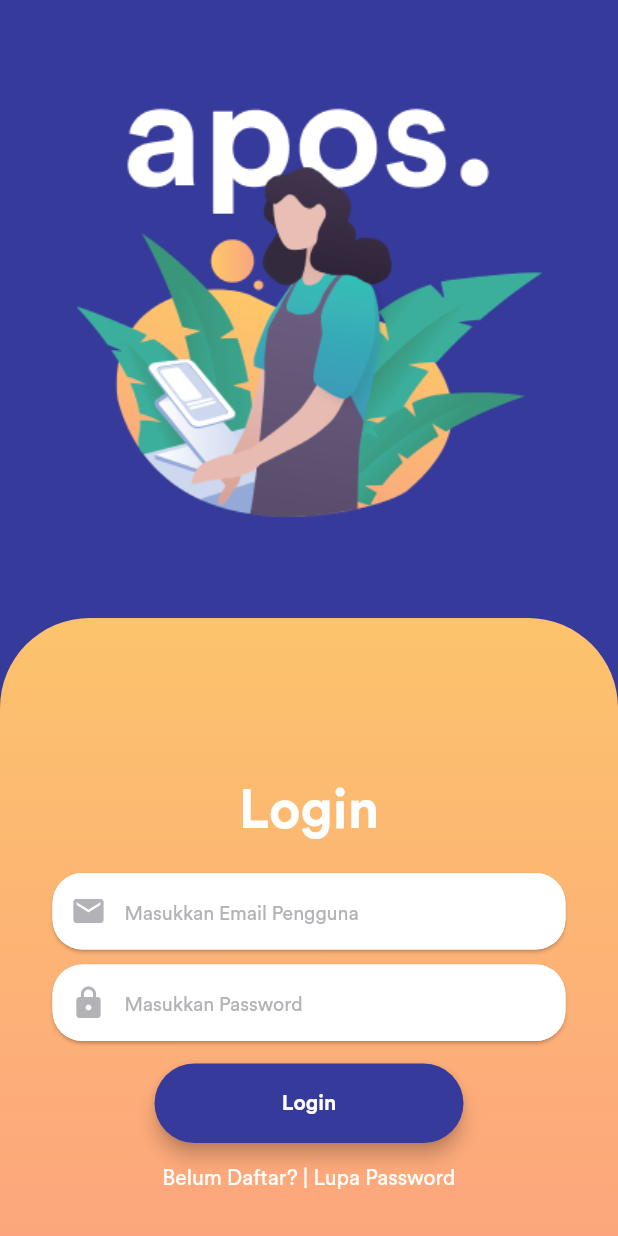
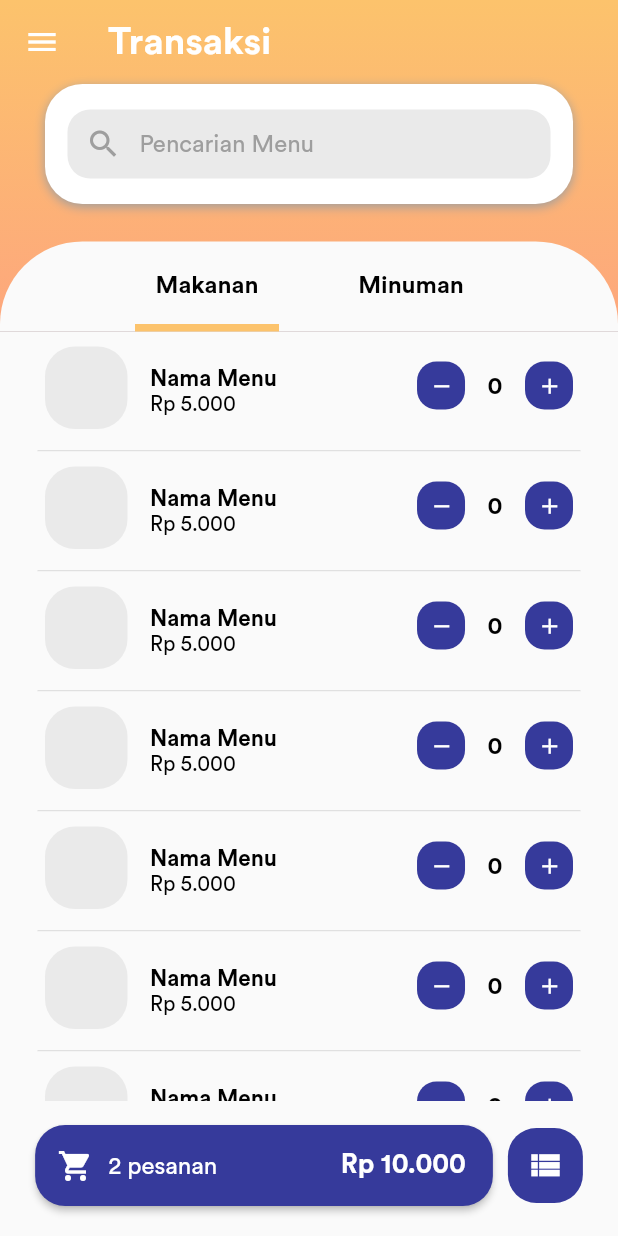
Before and after one commit to KevinSyauqi/apos, a Flutter app: the screen it shows after launch, after a tap on "Login", on a phone screen of 412 x 824 dp. Run offline on Flutter 3.47's test engine with Material 2 defaults, Android fonts, the phone set to English and light mode, and no system bars.

Commit message:
Page Pertama

```diff
--- /dev/null
+++ b/lib/ui/SideBar.dart
@@ -0,0 +1,29 @@
+import 'package:flutter/material.dart';
+
+class SideBar extends StatelessWidget {
+  @override
+  Widget build(BuildContext context) {
+    return Scaffold(
+      drawer: new Drawer(
+        child: new ListView(
+          children: <Widget> [
+            new DrawerHeader(child: new Text('Header'),),
+            new ListTile(
+              title: new Text('First Menu Item'),
+              onTap: () {},
+            ),
+            new ListTile(
+              title: new Text('Second Menu Item'),
+              onTap: () {},
+            ),
+            new Divider(),
+            new ListTile(
+              title: new Text('About'),
+              onTap: () {},
+            ),
+          ],
+        )
+      ),
+    );
+  }
+}
--- a/lib/ui/ganti_password_page.dart
+++ b/lib/ui/ganti_password_page.dart
@@ -40,11 +40,11 @@ class GantiPasswordPage extends StatelessWidget {
         ),
         Positioned(
             child: Container(
-          margin: EdgeInsets.only(bottom: 100.0),
+          margin: EdgeInsets.only(top: MediaQuery.of(context).size.height/2.5),
           alignment: Alignment.bottomCenter,
           height: MediaQuery.of(context).size.height,
           child: Column(
-            mainAxisAlignment: MainAxisAlignment.end,
+            mainAxisAlignment: MainAxisAlignment.center,
             children: <Widget>[
               Text("Ganti Password",
                   textAlign: TextAlign.center,
--- a/lib/ui/login_page.dart
+++ b/lib/ui/login_page.dart
@@ -1,3 +1,4 @@
+import 'package:apos/ui/transaksi_menu.dart';
 import 'package:flutter/material.dart';
 import 'package:apos/ui/register_page.dart';
 import 'package:apos/ui/lupa_password_page.dart';
@@ -6,11 +7,9 @@ class LoginPage extends StatelessWidget {
   @override
   Widget build(BuildContext context) {
     return Scaffold(
+      backgroundColor: Color.fromRGBO(54, 58, 155, 1),
         body: Stack(
       children: <Widget>[
-        Container(
-          color: Color.fromRGBO(54, 58, 155, 1),
-        ),
         Container(
           height: MediaQuery.of(context).size.height / 2,
           width: MediaQuery.of(context).size.width,
@@ -40,12 +39,11 @@ class LoginPage extends StatelessWidget {
           ),
         ),
         Positioned(
-            child: Container(
-          margin: EdgeInsets.only(bottom: 30.0),
-          alignment: Alignment.bottomCenter,
+          child: Container(
+            margin: EdgeInsets.only(top: MediaQuery.of(context).size.height/2),
           height: MediaQuery.of(context).size.height,
           child: Column(
-            mainAxisAlignment: MainAxisAlignment.end,
+            mainAxisAlignment: MainAxisAlignment.center,
             children: <Widget>[
               Text("Login",
                   textAlign: TextAlign.center,
@@ -111,7 +109,12 @@ class LoginPage extends StatelessWidget {
                   padding: EdgeInsets.symmetric(vertical: 18),
                   color: Color.fromRGBO(54, 58, 155, 1),
                   elevation: 5,
-                  onPressed: () {},
+                  onPressed: () {
+                    Navigator.push(
+                      context,
+                      MaterialPageRoute(builder: (context) => TransaksiMenu()),
+                    );
+                  },
                   shape: RoundedRectangleBorder(
                       borderRadius: BorderRadius.all(Radius.circular(100.0))),
                   child: Text("Login",
--- a/lib/ui/lupa_password_page.dart
+++ b/lib/ui/lupa_password_page.dart
@@ -40,11 +40,10 @@ class LupaPasswordPage extends StatelessWidget {
         ),
         Positioned(
             child: Container(
-          margin: EdgeInsets.only(bottom: 100.0),
-          alignment: Alignment.bottomCenter,
+          margin: EdgeInsets.only(top: MediaQuery.of(context).size.height/2.5),
           height: MediaQuery.of(context).size.height,
           child: Column(
-            mainAxisAlignment: MainAxisAlignment.end,
+            mainAxisAlignment: MainAxisAlignment.center,
             children: <Widget>[
               Text("Lupa Password",
                   textAlign: TextAlign.center,
--- a/lib/ui/register_page.dart
+++ b/lib/ui/register_page.dart
@@ -6,24 +6,23 @@ class RegisterPage extends StatelessWidget {
   @override
   Widget build(BuildContext context) {
     return Scaffold(
-        body: Stack(
+      backgroundColor: Color.fromRGBO(54, 58, 155, 1),
+      body: ListView(
+        children: <Widget> [
+           Stack(
       children: <Widget>[
-        Container(
-          color: Color.fromRGBO(54, 58, 155, 1),
-        ),
         Container(
           height: MediaQuery.of(context).size.height / 2,
           width: MediaQuery.of(context).size.width,
-          padding: EdgeInsets.only(left:100.0, right: 100.0,top:50, bottom: 120.0),
+          padding: EdgeInsets.all(50.0),
           child: Center(
             child: Image(image: AssetImage('images/splash-1.png')),
           ),
         ),
         Positioned(
-          bottom: 0,
           child: Container(
-            alignment: Alignment.bottomCenter,
-            height: MediaQuery.of(context).size.height / 2,
+            margin: EdgeInsets.only(top: MediaQuery.of(context).size.height/2),
+            height: MediaQuery.of(context).size.height/1.4,
             width: MediaQuery.of(context).size.width,
             decoration: BoxDecoration(
                 borderRadius: BorderRadius.only(
@@ -40,13 +39,10 @@ class RegisterPage extends StatelessWidget {
           ),
         ),
         Positioned(
-
             child: Container(
-              margin: EdgeInsets.only(bottom: 30.0),
-              alignment: Alignment.bottomCenter,
-              height: MediaQuery.of(context).size.height,
+              margin: EdgeInsets.only(top: MediaQuery.of(context).size.height/1.7, bottom: 30),
               child: Column(
-                  mainAxisAlignment: MainAxisAlignment.end,
+                  mainAxisAlignment: MainAxisAlignment.center,
                   children: <Widget>[
                     Text("Register",
                         textAlign: TextAlign.center,
@@ -158,6 +154,8 @@ class RegisterPage extends StatelessWidget {
             )
             )
       ],
-    ));
+    )]));
+
+
   }
 }
--- /dev/null
+++ b/lib/ui/transaksi_menu.dart
@@ -0,0 +1,365 @@
+import 'package:flutter/material.dart';
+
+class TransaksiMenu extends StatefulWidget {
+  _TransaksiMenuState createState() => _TransaksiMenuState();
+}
+
+class _TransaksiMenuState extends State<TransaksiMenu>
+    with SingleTickerProviderStateMixin {
+  TabController controller;
+
+  @override
+  void initState() {
+    controller = TabController(length: 2, vsync: this);
+    super.initState();
+  }
+
+  @override
+  void dispose() {
+    controller.dispose();
+    super.dispose();
+  }
+
+  final List<Map> menuLists = [
+    {
+      "name": "Nama Menu",
+      "price": "Rp 5.000",
+    },
+    {
+      "name": "Nama Menu",
+      "price": "Rp 5.000",
+    },
+    {
+      "name": "Nama Menu",
+      "price": "Rp 5.000",
+    },
+    {
+      "name": "Nama Menu",
+      "price": "Rp 5.000",
+    },
+    {
+      "name": "Nama Menu",
+      "price": "Rp 5.000",
+    },
+    {
+      "name": "Nama Menu ",
+      "price": "Rp 5.000",
+    },
+    {
+      "name": "Nama Menu",
+      "price": "Rp 5.000",
+    },
+    {
+      "name": "Nama Menu 1",
+      "price": "Rp 5.000",
+    },
+  ];
+
+  @override
+  Widget build(BuildContext context) {
+    return Scaffold(
+      backgroundColor: Color.fromRGBO(247, 250, 252, 1),
+      body: Stack(children: <Widget>[
+        Scaffold(
+          appBar: AppBar(
+            title: Text(
+              "Transaksi",
+              style: TextStyle(
+                  color: Colors.white,
+                  fontSize: 25.0,
+                  fontFamily: 'CircularStd-Bold'),
+            ),
+
+            bottom: PreferredSize(
+              child: Column(
+                children: <Widget>[
+                  Container(
+                    child: Column(
+                      children: <Widget>[
+                        Container(
+                          margin: EdgeInsets.symmetric(horizontal: 30),
+                          width: MediaQuery.of(context).size.width,
+                          height: 80,
+                          decoration: BoxDecoration(
+                            borderRadius: BorderRadius.circular(25),
+                            color: Colors.white,
+                            boxShadow: [
+                              BoxShadow(
+                                color: Colors.grey,
+                                offset: Offset(0.0, 2.0),
+                                blurRadius: 5.0,
+                              ),
+                            ],
+                          ),
+                          child: Padding(
+                              padding: EdgeInsets.all(15),
+                              child: Container(
+                                margin: EdgeInsets.symmetric(vertical: 2.0),
+                                alignment: Alignment.center,
+                                height: 60.0,
+                                decoration: BoxDecoration(
+                                    color: Color.fromRGBO(234, 234, 234, 1),
+                                    borderRadius: BorderRadius.circular(15.0)),
+                                child: TextField(
+                                  decoration: InputDecoration(
+                                      border: InputBorder.none,
+                                      hintText: "Pencarian Menu",
+                                      hintStyle: TextStyle(
+                                          color: Colors.grey,
+                                          fontSize: 16.0,
+                                          fontFamily: 'CircularStd-Book'),
+                                      prefixIcon: Icon(Icons.search,
+                                          color: Colors.grey)),
+                                ),
+                              )),
+                        ),
+                      ],
+                    ),
+                  ),
+                  Padding(
+                    padding: EdgeInsets.only(top: 25),
+                  ),
+                  Container(
+                    height: 60,
+                    decoration: BoxDecoration(
+                        color: Color.fromRGBO(250, 250, 250, 1),
+                        borderRadius: BorderRadius.only(
+                            topLeft: Radius.circular(55),
+                            topRight: Radius.circular(55))),
+                    child: Padding(
+                      padding: const EdgeInsets.only(left: 70, right: 70),
+                      child: TabBar(
+                        controller: controller,
+                        indicator: UnderlineTabIndicator(
+                            borderSide: BorderSide(
+                              color: Color.fromRGBO(252, 195, 108, 1),
+                              width: 5,
+                            ),
+                            insets: EdgeInsets.symmetric(horizontal: 20.0)),
+                        tabs: <Widget>[
+                          Tab(
+                            child: Text("Makanan",
+                                style: TextStyle(
+                                    color: Colors.black,
+                                    fontSize: 16.0,
+                                    fontFamily: 'CircularStd-Bold')),
+                          ),
+                          Tab(
+                            child: Text("Minuman",
+                                style: TextStyle(
+                                    color: Colors.black,
+                                    fontSize: 16.0,
+                                    fontFamily: 'CircularStd-Bold')),
+                          ),
+                        ],
+                      ),
+                    ),
+                  )
+                ],
+              ),
+              preferredSize: Size(0, 165),
+            ),
+            flexibleSpace: Container(
+              decoration: BoxDecoration(
+                  gradient: LinearGradient(
+                      begin: Alignment.topCenter,
+                      end: Alignment.bottomCenter,
+                      colors: [
+                    Color.fromRGBO(252, 195, 108, 1),
+                    Color.fromRGBO(253, 166, 125, 1),
+                  ])),
+            ),
+            elevation: 0.0,
+          ),
+          drawer: Drawer(),
+          body: Container(
+            height: MediaQuery.of(context).size.height,
+            width: MediaQuery.of(context).size.width,
+            child: Stack(
+              children: <Widget>[
+                Container(
+                  margin: EdgeInsets.only(bottom: 90),
+                  height: MediaQuery.of(context).size.height,
+                  width: double.infinity,
+                  child: ListView.builder(
+                      itemCount: menuLists.length,
+                      itemBuilder: (BuildContext context, int index) {
+                        return buildList(context, index);
+                      }),
+                ),
+                checkOut(),
+              ],
+            ),
+          ),
+        ),
+      ]),
+    );
+  }
+
+  Widget buildList(BuildContext context, int index) {
+    return Container(
+      decoration: BoxDecoration(
+        border: Border(
+            bottom: BorderSide(
+                color: Color.fromRGBO(224, 224, 224, 1), width: 1.0)),
+        color: Color.fromRGBO(250, 250, 250, 1),
+      ),
+      width: double.infinity,
+      height: 80,
+      margin: EdgeInsets.symmetric(horizontal: 25),
+      padding: EdgeInsets.symmetric(vertical: 10, horizontal: 5),
+      child: Row(
+        crossAxisAlignment: CrossAxisAlignment.start,
+        children: <Widget>[
+          Container(
+            width: 55,
+            height: 55,
+            margin: EdgeInsets.only(right: 15),
+            decoration: BoxDecoration(
+              color: Color.fromRGBO(234, 234, 234, 1),
+              borderRadius: BorderRadius.circular(20),
+            ),
+          ),
+          Expanded(
+            child: Column(
+              mainAxisAlignment: MainAxisAlignment.center,
+              crossAxisAlignment: CrossAxisAlignment.start,
+              children: <Widget>[
+                Text(menuLists[index]['name'],
+                    style: TextStyle(
+                        color: Colors.black,
+                        fontSize: 15.0,
+                        fontFamily: 'CircularStd-Bold')),
+                Text(menuLists[index]['price'],
+                    style: TextStyle(
+                        color: Colors.black,
+                        fontSize: 14.0,
+                        fontFamily: 'CircularStd-Book')),
+              ],
+            ),
+          ),
+          Expanded(
+            child: Container(
+              margin: EdgeInsets.only(top: 10),
+              child: Row(
+                mainAxisAlignment: MainAxisAlignment.end,
+                crossAxisAlignment: CrossAxisAlignment.center,
+                children: <Widget>[
+                  Container(
+                    width: 32,
+                    height: 32,
+                    alignment: Alignment.center,
+                    decoration: BoxDecoration(
+                        color: Color.fromRGBO(54, 58, 155, 1),
+                        borderRadius: BorderRadius.circular(13)),
+                    child: IconButton(
+                      icon: Icon(Icons.remove),
+                      iconSize: 17,
+                      color: Colors.white,
+                      onPressed: () {},
+                    ),
+                  ),
+                  Padding(
+                    padding: const EdgeInsets.only(right: 15.0, left: 15.0),
+                    child: Text('0',
+                        style: TextStyle(
+                            color: Colors.black,
+                            fontSize: 16.0,
+                            fontFamily: 'CircularStd-Bold')),
+                  ),
+                  Container(
+                    width: 32,
+                    height: 32,
+                    alignment: Alignment.center,
+                    decoration: BoxDecoration(
+                        color: Color.fromRGBO(54, 58, 155, 1),
+                        borderRadius: BorderRadius.circular(13)),
+                    child: IconButton(
+                      icon: Icon(Icons.add),
+                      iconSize: 17,
+                      color: Colors.white,
+                      onPressed: () {},
+                    ),
+                  ),
+                ],
+              ),
+            ),
+          )
+        ],
+      ),
+    );
+  }
+
+  Widget checkOut() {
+    return Container(
+      child: Column(
+        mainAxisAlignment: MainAxisAlignment.end,
+        crossAxisAlignment: CrossAxisAlignment.center,
+        children: <Widget>[
+          Row(
+            mainAxisAlignment: MainAxisAlignment.center,
+            crossAxisAlignment: CrossAxisAlignment.center,
+            children: <Widget>[
+              Container(
+                width: MediaQuery.of(context).size.width / 1.35,
+                margin: EdgeInsets.fromLTRB(20, 20, 10, 20),
+                alignment: Alignment.center,
+                child: ButtonTheme(
+                  height: 50,
+                  padding: EdgeInsets.all(15),
+                  child: RaisedButton(
+                    shape: RoundedRectangleBorder(
+                      borderRadius: BorderRadius.circular(20.0),
+                    ),
+                    color: Color.fromRGBO(54, 58, 155, 1),
+                    child: Row(children: <Widget>[
+                      Icon(
+                        Icons.shopping_cart,
+                        color: Colors.white,
+                      ),
+                      SizedBox(
+                        width: 10,
+                      ),
+                      Text(
+                        "2 pesanan",
+                        style: TextStyle(
+                            color: Colors.white,
+                            fontSize: 16.0,
+                            fontFamily: 'CircularStd-Book'),
+                      ),
+                      SizedBox(
+                        width: MediaQuery.of(context).size.width / 5,
+                      ),
+                      Text(
+                        "Rp 10.000",
+                        style: TextStyle(
+                            color: Colors.white,
+                            fontSize: 18.0,
+                            fontFamily: 'CircularStd-Bold'),
+                      ),
+                    ]),
+                    onPressed: () {},
+                  ),
+                ),
+              ),
+              Container(
+                width: 50,
+                height: 50,
+                margin: EdgeInsets.only(right: 20),
+                decoration: BoxDecoration(
+                    color: Color.fromRGBO(54, 58, 155, 1),
+                    borderRadius: BorderRadius.circular(19)),
+                child: IconButton(
+                  icon: Icon(Icons.view_list),
+                  iconSize: 25,
+                  color: Colors.white,
+                  onPressed: () {},
+                ),
+              ),
+            ],
+          ),
+        ],
+      ),
+    );
+  }
+}
--- /dev/null
+++ b/lib/ui/transaksi_menu_makanan.dart
@@ -0,0 +1,10 @@
+import 'package:flutter/material.dart';
+
+class Makanan extends StatelessWidget {
+  @override
+  Widget build(BuildContext context) {
+    return Container(
+      child: Center(child: Column(children: <Widget>[ Text("Makanan")],),)
+    );
+  }
+}
--- a/lib/ui/validasi_akun_page.dart
+++ b/lib/ui/validasi_akun_page.dart
@@ -39,11 +39,10 @@ class ValidasiAkunPage extends StatelessWidget {
         ),
         Positioned(
             child: Container(
-          margin: EdgeInsets.only(bottom: 100.0),
-          alignment: Alignment.bottomCenter,
+              margin: EdgeInsets.only(top: MediaQuery.of(context).size.height/2.5),
           height: MediaQuery.of(context).size.height,
           child: Column(
-            mainAxisAlignment: MainAxisAlignment.end,
+            mainAxisAlignment: MainAxisAlignment.center,
             children: <Widget>[
               Text("Validasi Akun",
                   textAlign: TextAlign.center,
```
Also changed, not shown: lib/ui/transaksi_menu_minuman.dart (added).
